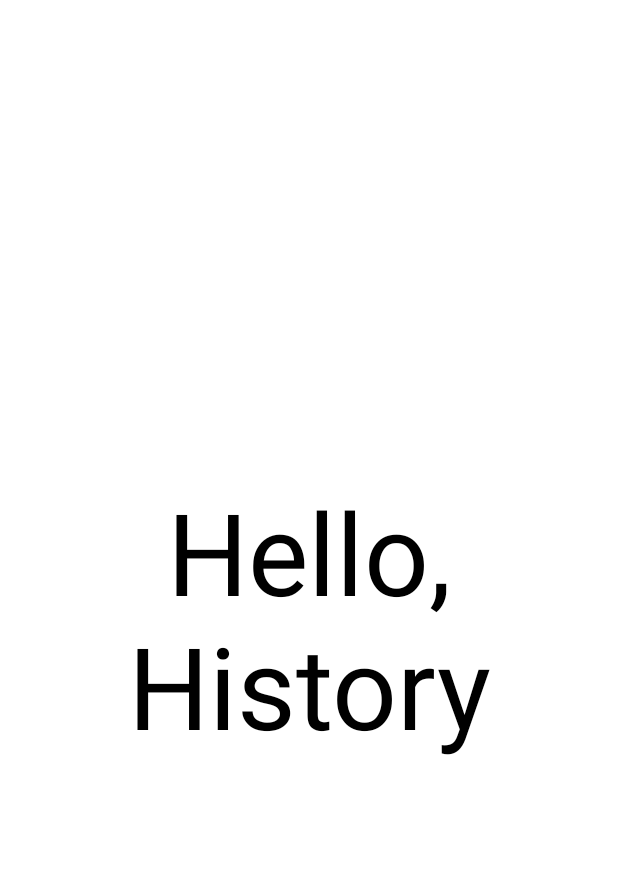
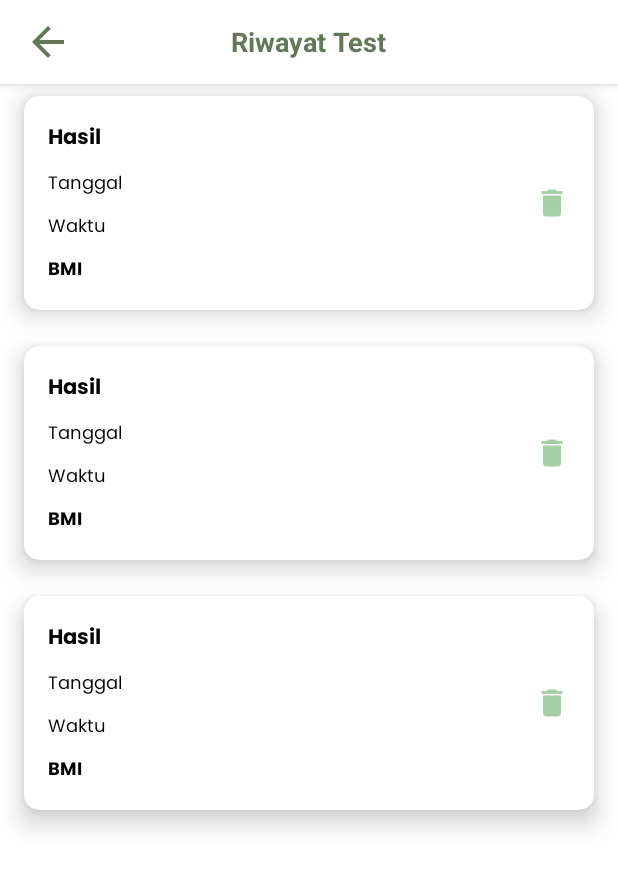
Before and after one commit to sofit-c23-ps233/SoFit-androidApp, an Android app: the layout activity_history.xml on its own in the app's theme, with its tools: preview values and no code run, on a phone screen of 412 x 824 dp. Shown: the top 869 px of the screen. Run offline under Robolectric (Android 15) with nearby library versions, the phone set to English and light mode, and no system bars.

Commit message:
menambahkan history activity

```diff
--- a/app/build.gradle
+++ b/app/build.gradle
@@ -1,6 +1,7 @@
 plugins {
     id 'com.android.application'
     id 'org.jetbrains.kotlin.android'
+    id 'kotlin-parcelize'
 }
 
 android {
--- a/app/src/main/java/com/capstone/sofitapp/ui/history/HistoryActivity.kt
+++ b/app/src/main/java/com/capstone/sofitapp/ui/history/HistoryActivity.kt
@@ -1,8 +1,11 @@
 package com.capstone.sofitapp.ui.history
 
+import android.content.Intent
 import androidx.appcompat.app.AppCompatActivity
 import android.os.Bundle
 import com.capstone.sofitapp.databinding.ActivityHistoryBinding
+import com.capstone.sofitapp.ui.MainActivity
+import com.capstone.sofitapp.ui.WelcomeActivity
 
 class HistoryActivity : AppCompatActivity() {
 
@@ -10,7 +13,19 @@ class HistoryActivity : AppCompatActivity() {
 
     override fun onCreate(savedInstanceState: Bundle?) {
         super.onCreate(savedInstanceState)
+
         binding = ActivityHistoryBinding.inflate(layoutInflater)
         setContentView(binding.root)
+
+        btnBack()
+    }
+
+    private fun btnBack() {
+        binding.ivBack.setOnClickListener {
+            val intent = Intent(this, MainActivity::class.java)
+            intent.addFlags(Intent.FLAG_ACTIVITY_CLEAR_TOP or Intent.FLAG_ACTIVITY_NEW_TASK)
+            startActivity(intent)
+            finish()
+        }
     }
 }
--- /dev/null
+++ b/app/src/main/res/drawable/ic_delete.xml
@@ -0,0 +1,5 @@
+<vector android:height="24dp" android:tint="#A4D0A4"
+    android:viewportHeight="24" android:viewportWidth="24"
+    android:width="24dp" xmlns:android="http://schemas.android.com/apk/res/android">
+    <path android:fillColor="@android:color/white" android:pathData="M6,19c0,1.1 0.9,2 2,2h8c1.1,0 2,-0.9 2,-2V7H6v12zM19,4h-3.5l-1,-1h-5l-1,1H5v2h14V4z"/>
+</vector>
--- a/app/src/main/res/layout/activity_history.xml
+++ b/app/src/main/res/layout/activity_history.xml
@@ -6,16 +6,53 @@
     android:layout_height="match_parent"
     tools:context=".ui.history.HistoryActivity">
 
-    <TextView
-        android:layout_width="wrap_content"
+    <com.google.android.material.appbar.AppBarLayout
+        android:id="@+id/appBarHistory"
+        android:layout_width="match_parent"
         android:layout_height="wrap_content"
-        android:text="Hello, History"
-        android:gravity="center"
-        android:textColor="@android:color/black"
-        android:textSize="76sp"
+        app:layout_constraintEnd_toEndOf="parent"
+        app:layout_constraintStart_toStartOf="parent"
+        app:layout_constraintTop_toTopOf="parent">
+
+        <androidx.appcompat.widget.Toolbar
+            android:id="@+id/toolbar"
+            android:layout_width="match_parent"
+            android:layout_height="wrap_content"
+            android:background="@color/white">
+
+            <ImageView
+                android:id="@+id/ivBack"
+                android:layout_width="wrap_content"
+                android:layout_height="wrap_content"
+                android:contentDescription="@string/back"
+                android:src="@drawable/ic_back"
+                app:layout_constraintBottom_toBottomOf="parent"
+                app:layout_constraintStart_toStartOf="parent"
+                app:layout_constraintTop_toTopOf="parent"
+                app:tint="@color/green" />
+
+            <TextView
+                android:id="@+id/tvHistory"
+                android:layout_width="wrap_content"
+                android:layout_height="wrap_content"
+                android:layout_gravity="center"
+                android:text="@string/history_test"
+                android:textColor="@color/green"
+                android:textSize="18sp"
+                android:textStyle="bold" />
+
+        </androidx.appcompat.widget.Toolbar>
+
+    </com.google.android.material.appbar.AppBarLayout>
+
+    <androidx.recyclerview.widget.RecyclerView
+        android:id="@+id/rv_history"
+        android:layout_width="match_parent"
+        android:layout_height="0dp"
         app:layout_constraintBottom_toBottomOf="parent"
         app:layout_constraintEnd_toEndOf="parent"
         app:layout_constraintStart_toStartOf="parent"
-        app:layout_constraintTop_toTopOf="parent" />
+        app:layout_constraintTop_toBottomOf="@id/appBarHistory"
+        tools:listitem="@layout/history_card_row" />
 
 </androidx.constraintlayout.widget.ConstraintLayout>
--- /dev/null
+++ b/app/src/main/res/layout/history_card_row.xml
@@ -0,0 +1,81 @@
+<?xml version="1.0" encoding="utf-8"?>
+<androidx.cardview.widget.CardView xmlns:android="http://schemas.android.com/apk/res/android"
+    xmlns:card_view="http://schemas.android.com/apk/res-auto"
+    android:id="@+id/cv_history"
+    style="@style/Margin"
+    android:layout_width="match_parent"
+    android:layout_height="wrap_content"
+    android:layout_gravity="center"
+    android:layout_marginTop="8dp"
+    android:layout_marginBottom="16dp"
+    card_view:cardCornerRadius="10dp"
+    card_view:cardElevation="10dp">
+
+    <androidx.constraintlayout.widget.ConstraintLayout
+        android:layout_width="match_parent"
+        android:layout_height="wrap_content"
+        android:padding="16dp">
+
+        <TextView
+            android:id="@+id/tv_title_hasil"
+            android:layout_width="0dp"
+            android:layout_height="wrap_content"
+            android:fontFamily="@font/poppins_bold"
+            android:text="@string/title_result"
+            android:textColor="@color/black"
+            android:textSize="14sp"
+            android:textStyle="bold"
+            card_view:layout_constraintStart_toStartOf="parent"
+            card_view:layout_constraintTop_toTopOf="parent" />
+
+        <TextView
+            android:id="@+id/tv_tanggal_test"
+            android:layout_width="0dp"
+            android:layout_height="wrap_content"
+            android:layout_marginTop="8dp"
+            android:fontFamily="@font/poppins_regular"
+            android:text="@string/date"
+            android:textColor="@color/black"
+            android:textSize="12sp"
+            card_view:layout_constraintStart_toStartOf="parent"
+            card_view:layout_constraintTop_toBottomOf="@+id/tv_title_hasil" />
+
+        <TextView
+            android:id="@+id/tv_waktu_test"
+            android:layout_width="0dp"
+            android:layout_height="wrap_content"
+            android:layout_marginTop="8dp"
+            android:fontFamily="@font/poppins_regular"
+            android:text="@string/time"
+            android:textColor="@color/black"
+            android:textSize="12sp"
+            card_view:layout_constraintStart_toStartOf="parent"
+            card_view:layout_constraintTop_toBottomOf="@+id/tv_tanggal_test" />
+
+        <TextView
+            android:id="@+id/tv_hasil_test"
+            android:layout_width="0dp"
+            android:layout_height="wrap_content"
+            android:layout_marginTop="8dp"
+            android:fontFamily="@font/poppins_bold"
+            android:text="@string/hasil_bmi"
+            android:textColor="@color/black"
+            android:textSize="12sp"
+            android:textStyle="bold"
+            card_view:layout_constraintStart_toStartOf="parent"
+            card_view:layout_constraintTop_toBottomOf="@+id/tv_waktu_test" />
+
+        <ImageView
+            android:id="@+id/tv_hapus"
+            android:layout_width="0dp"
+            android:layout_height="wrap_content"
+            android:contentDescription="@string/delete"
+            android:src="@drawable/ic_delete"
+            card_view:layout_constraintBottom_toBottomOf="parent"
+            card_view:layout_constraintEnd_toEndOf="parent"
+            card_view:layout_constraintTop_toTopOf="parent"
+            card_view:tint="@color/light_green" />
+
+    </androidx.constraintlayout.widget.ConstraintLayout>
+
+</androidx.cardview.widget.CardView>
--- a/app/src/main/res/values/strings.xml
+++ b/app/src/main/res/values/strings.xml
@@ -49,4 +49,11 @@
     <string name="menu_history">Riwayat</string>
     <string name="logout">Keluar</string>
 
+    <!--History-->
+    <string name="title_result">Hasil</string>
+    <string name="date">Tanggal</string>
+    <string name="time">Waktu</string>
+    <string name="hasil_bmi">BMI</string>
+    <string name="delete">Hapus</string>
+
 </resources>
```
